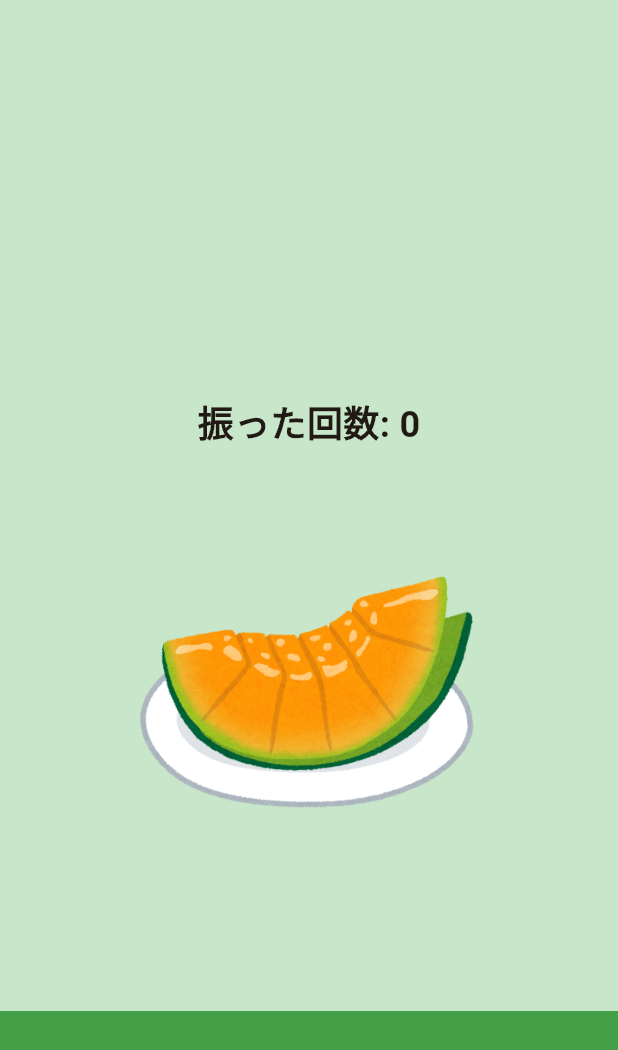
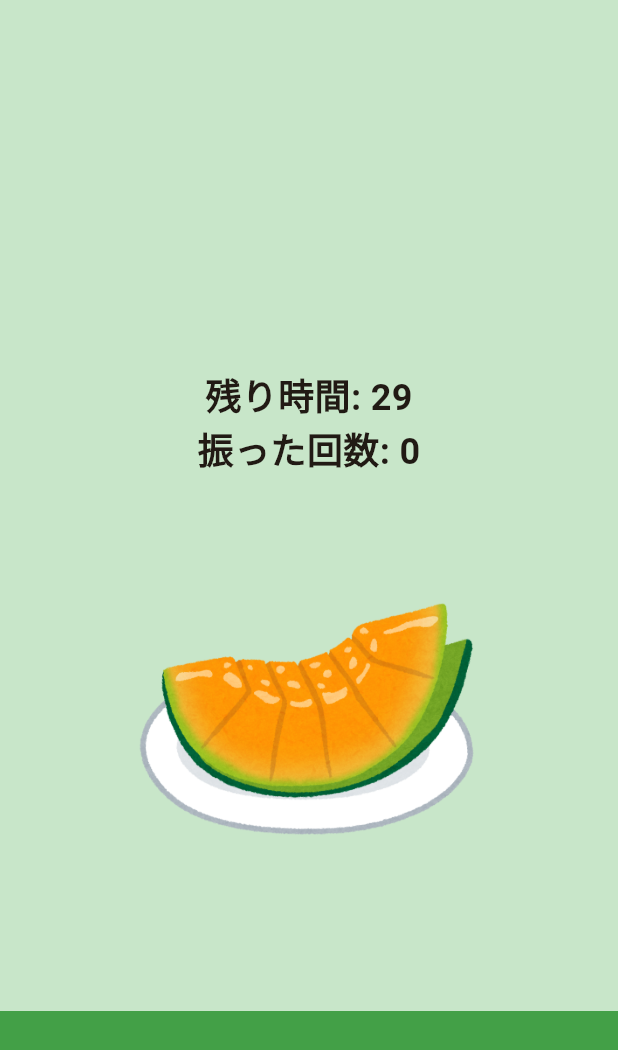
Before and after one commit to mercy34mercy/watnow_hackathon_2025_team1, a Flutter app: the screen it shows after launch, after a tap on "畑ガチャ", on a phone screen of 412 x 824 dp. Shown: the top 1050 px of the screen. Run offline on Flutter 3.47's test engine with Material 3 defaults, Android fonts, the light colour scheme and no system bars; our stand-ins replace sensors_plus, shared_preferences.

Commit message:
収穫失敗の仕様追加

```diff
--- a/lib/main.dart
+++ b/lib/main.dart
@@ -7,6 +7,9 @@ import 'screens/game_screen.dart';
 import 'screens/result_screen.dart';
 import 'screens/result_melon.dart';
 import 'screens/result_pumpkin.dart';
+import 'screens/failed_carrot.dart';
+import 'screens/failed_pumpkin.dart';
+import 'screens/failed_melon.dart';
 import 'screens/carrotcake_screen.dart';
 import 'screens/melonjuice_screen.dart';
 import 'screens/pumpkinsoup_screen.dart';
@@ -51,6 +54,9 @@ class MyApp extends StatelessWidget {
         '/result': (context) => const ResultScreen(),
         '/result/melon': (context) => const ResultMelon(),
         '/result/pumpkin':(context) => const ResultPumpkin(),
+        '/result/failed/pumpkin':(context) => const FailedPumpkin(),
+        '/result/failed/carrot':(context) => const FailedCarrot(),
+        '/result/failed/melon':(context) => const FailedMelon(),
         '/game/pumpkin': (context) => const GamePumpkinScreen(),
         '/cook/carrotcake':(context) => const CookCarrotScreen(),
         '/cook/melonjuice' :(context) => const CookMelonScreen(),
--- a/lib/screens/game_screen.dart
+++ b/lib/screens/game_screen.dart
@@ -17,6 +17,7 @@ class _GameScreenState extends State<GameScreen> with SingleTickerProviderStateM
   StreamSubscription<AccelerometerEvent>? _accelerometerSubscription;
 
   int _shakeCount = 0;
+  int timelimit = 30;
   bool _isShaking = false;
   bool _canHarvest = false;
   double _carrotPosition = 0;
@@ -39,6 +40,7 @@ class _GameScreenState extends State<GameScreen> with SingleTickerProviderStateM
     ));
 
     _startAccelerometer();
+    _startTimer();
   }
 
   void _startAccelerometer() {
@@ -76,6 +78,18 @@ class _GameScreenState extends State<GameScreen> with SingleTickerProviderStateM
       }
     });
   }
+  void _startTimer() {
+  Timer.periodic(const Duration(seconds: 1), (timer) {
+    if (timelimit > 0) {
+      setState(() {
+        timelimit--;
+      });
+    } else {
+      timer.cancel();
+       Navigator.pushReplacementNamed(context, '/result/failed/carrot');
+    }
+  });
+}
 
   @override
   void dispose() {
@@ -103,6 +117,10 @@ class _GameScreenState extends State<GameScreen> with SingleTickerProviderStateM
             child: Column(
               mainAxisAlignment: MainAxisAlignment.center,
               children: [
+                Text(
+                  '残り時間: $timelimit',
+                  style: const TextStyle(fontSize: 24, fontWeight: FontWeight.bold),
+                ),
                 Text(
                   '振った回数: $_shakeCount',
                   style: const TextStyle(fontSize: 24, fontWeight: FontWeight.bold),
--- a/lib/screens/melon_screen.dart
+++ b/lib/screens/melon_screen.dart
@@ -17,6 +17,7 @@ class _GameMelonScreenState extends State<GameMelonScreen> with SingleTickerProv
   StreamSubscription<AccelerometerEvent>? _accelerometerSubscription;
 
   int _shakeCount = 0;
+  int timelimit = 30;
   bool _isShaking = false;
   bool _canHarvest = false;
   double _carrotPosition = 0;
@@ -39,6 +40,7 @@ class _GameMelonScreenState extends State<GameMelonScreen> with SingleTickerProv
     ));
 
     _startAccelerometer();
+    _startTimer();
   }
 
   void _startAccelerometer()  {
@@ -77,7 +79,19 @@ class _GameMelonScreenState extends State<GameMelonScreen> with SingleTickerProv
       }
     });
   }
-
+  void _startTimer() {
+  Timer.periodic(const Duration(seconds: 1), (timer) {
+    if (timelimit > 0) {
+      setState(() {
+        timelimit--;
+      });
+    } else {
+      timer.cancel(); // 0 になったらタイマーを止める
+      // 必要ならここでリザルト画面に遷移するなどの処理
+      Navigator.pushReplacementNamed(context, '/result/failed/melon');
+    }
+  });
+}
   @override
   void dispose() {
     _accelerometerSubscription?.cancel();
@@ -104,6 +118,10 @@ class _GameMelonScreenState extends State<GameMelonScreen> with SingleTickerProv
             child: Column(
               mainAxisAlignment: MainAxisAlignment.center,
               children: [
+                Text(
+                  '残り時間: $timelimit',
+                  style: const TextStyle(fontSize: 24, fontWeight: FontWeight.bold),
+                ),
                 Text(
                   '振った回数: $_shakeCount',
                   style: const TextStyle(fontSize: 24, fontWeight: FontWeight.bold),
--- a/lib/screens/pumpkin_screen.dart
+++ b/lib/screens/pumpkin_screen.dart
@@ -17,6 +17,7 @@ class _GamePumpkinScreenState extends State<GamePumpkinScreen> with SingleTicker
   StreamSubscription<AccelerometerEvent>? _accelerometerSubscription;
 
   int _shakeCount = 0;
+  int timelimit = 30;
   bool _isShaking = false;
   bool _canHarvest = false;
   double _carrotPosition = 0;
@@ -39,6 +40,7 @@ class _GamePumpkinScreenState extends State<GamePumpkinScreen> with SingleTicker
     ));
 
     _startAccelerometer();
+    _startTimer();
   }
 
   void _startAccelerometer() {
@@ -77,6 +79,19 @@ class _GamePumpkinScreenState extends State<GamePumpkinScreen> with SingleTicker
       }
     });
   }
+  void _startTimer() {
+  Timer.periodic(const Duration(seconds: 1), (timer) {
+    if (timelimit > 0) {
+      setState(() {
+        timelimit--;
+      });
+    } else {
+      timer.cancel(); // 0 になったらタイマーを止める
+      // 必要ならここでリザルト画面に遷移するなどの処理
+      Navigator.pushReplacementNamed(context, '/result/failed/pumpkin');
+    }
+  });
+}
   @override
   void dispose() {
     _accelerometerSubscription?.cancel();
@@ -103,6 +118,10 @@ class _GamePumpkinScreenState extends State<GamePumpkinScreen> with SingleTicker
             child: Column(
               mainAxisAlignment: MainAxisAlignment.center,
               children: [
+                Text(
+                  '残り時間: $timelimit',
+                  style: const TextStyle(fontSize: 24, fontWeight: FontWeight.bold),
+                ),
                 Text(
                   '振った回数: $_shakeCount',
                   style: const TextStyle(fontSize: 24, fontWeight: FontWeight.bold),
--- a/pubspec.yaml
+++ b/pubspec.yaml
@@ -68,6 +68,9 @@ flutter:
     - assets/rabbit.png
     - assets/melonjuice.png
     - assets/pumpkinsoup.png
+    - assets/rotten_carrot.png
+    - assets/rotten_melon.png
+    - assets/rotten_pumpkin.png
   # An image asset can refer to one or more resolution-specific "variants", see
   # https://flutter.dev/to/resolution-aware-images
 
```
Also changed, not shown: lib/screens/failed_carrot.dart (added, +55 -0 lines), lib/screens/failed_melon.dart (added, +55 -0 lines), lib/screens/failed_pumpkin.dart (added, +55 -0 lines), assets/rotten_carrot.png (added), assets/rotten_melon.png (added), assets/rotten_pumpkin.png (added).
